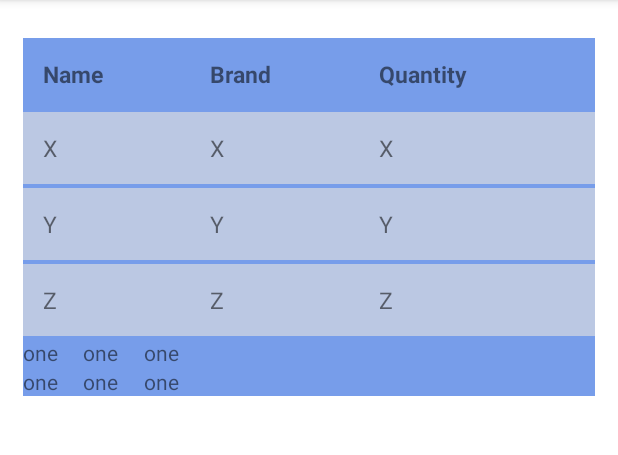
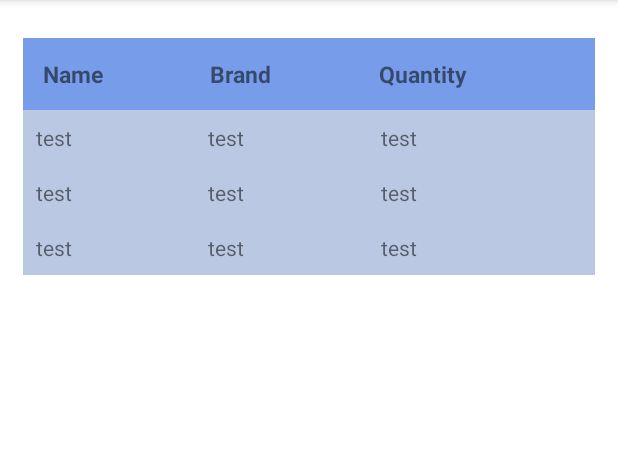
Before and after one commit to SilverRSt/CSCB763_project_F95672, an Android app: the tableContent screen opened directly, with no data from a screen before it, on a phone screen of 412 x 824 dp, the part 84-539 px from its top. Run offline under Robolectric (Android 15) with nearby library versions, the phone set to English and light mode, and no system bars.

Commit message:
table
table auto generation

```diff
--- a/app/src/main/java/com/example/projetcparts_header_navigation/tableContent.java
+++ b/app/src/main/java/com/example/projetcparts_header_navigation/tableContent.java
@@ -1,8 +1,10 @@
 package com.example.projetcparts_header_navigation;
 
 import android.content.Intent;
+import android.content.res.Resources;
 import android.database.sqlite.SQLiteDatabase;
 import android.os.Bundle;
+import android.util.Log;
 import android.view.Menu;
 import android.view.MenuInflater;
 import android.view.MenuItem;
@@ -15,33 +17,46 @@ import android.widget.Toast;
 import androidx.annotation.NonNull;
 import androidx.annotation.Nullable;
 import androidx.appcompat.app.AppCompatActivity;
+import androidx.core.content.ContextCompat;
 
 public class tableContent extends AppCompatActivity {
     private databaseHelper databaseHelper;
     private SQLiteDatabase database;
+    private final ViewGroup.LayoutParams tableRowDataParams = new TableRow.LayoutParams(ViewGroup.LayoutParams.WRAP_CONTENT, ViewGroup.LayoutParams.WRAP_CONTENT, 1);
+    private static final String TEST_DATA = "test";
 
     @Override
     protected void onCreate(@Nullable Bundle savedInstanceState) {
         super.onCreate(savedInstanceState);
         setContentView(R.layout.table_content);
+        this.databaseHelper = new databaseHelper(this);
+        //this.database = databaseHelper.getWritableDatabase();
 
-//        this.databaseHelper = new databaseHelper(this);
-//        this.database = databaseHelper.getWritableDatabase();
+        int tableSize = 0;
 
         TableLayout tableLayout = (TableLayout) findViewById(R.id.table_data);
+        this.generateRows(tableLayout, 3);
 
-        for (int i = 0; i < 2; i++) {
+    }
+
+    public void generateRows(TableLayout tableLayout, final int tableSize) {
+        for (int i = 0; i < tableSize; i++) {
             TableRow row = new TableRow(this);
+            row.setBackgroundColor(ContextCompat.getColor(this, R.color.tableContent));
+            row.setPadding(13, 13, 13, 13);
 
 
             TextView one = new TextView(this);
-            one.setText(R.string.rowDataTest);
+            one.setText(TEST_DATA);
+            one.setLayoutParams(this.tableRowDataParams);
 
             TextView two = new TextView(this);
-            two.setText(R.string.rowDataTest);
+            two.setText(TEST_DATA);
+            two.setLayoutParams(tableRowDataParams);
 
             TextView three = new TextView(this);
-            three.setText(R.string.rowDataTest);
+            three.setText(TEST_DATA);
+            three.setLayoutParams(tableRowDataParams);
 
 
             row.addView(one);
@@ -50,7 +65,6 @@ public class tableContent extends AppCompatActivity {
 
             tableLayout.addView(row, new TableLayout.LayoutParams(ViewGroup.LayoutParams.WRAP_CONTENT, ViewGroup.LayoutParams.WRAP_CONTENT));
         }
-
     }
 
     @Override
--- a/app/src/main/res/layout/table_content.xml
+++ b/app/src/main/res/layout/table_content.xml
@@ -36,82 +36,82 @@
     </TableRow>
 
 
-    <TableRow android:background="@color/tableContent"
-        android:padding="13dp"
-        android:layout_marginVertical="1dp">
-        <TextView
-            android:layout_height="wrap_content"
-            android:layout_width="wrap_content"
-            android:text="X"
-            android:layout_weight="1"
-            android:textSize="15sp">
-        </TextView>
-        <TextView
-            android:layout_height="wrap_content"
-            android:layout_width="wrap_content"
-            android:text="X"
-            android:layout_weight="1"
-            android:textSize="15sp">
-        </TextView>
-        <TextView
-            android:layout_height="wrap_content"
-            android:layout_width="wrap_content"
-            android:text="X"
-            android:layout_weight="1"
-            android:textSize="15sp">
-        </TextView>
-    </TableRow>
+<!--    <TableRow android:background="@color/tableContent"-->
+<!--        android:padding="13dp"-->
+<!--        android:layout_marginVertical="1dp">-->
+<!--        <TextView-->
+<!--            android:layout_height="wrap_content"-->
+<!--            android:layout_width="wrap_content"-->
+<!--            android:text="X"-->
+<!--            android:layout_weight="1"-->
+<!--            android:textSize="15sp">-->
+<!--        </TextView>-->
+<!--        <TextView-->
+<!--            android:layout_height="wrap_content"-->
+<!--            android:layout_width="wrap_content"-->
+<!--            android:text="X"-->
+<!--            android:layout_weight="1"-->
+<!--            android:textSize="15sp">-->
+<!--        </TextView>-->
+<!--        <TextView-->
+<!--            android:layout_height="wrap_content"-->
+<!--            android:layout_width="wrap_content"-->
+<!--            android:text="X"-->
+<!--            android:layout_weight="1"-->
+<!--            android:textSize="15sp">-->
+<!--        </TextView>-->
+<!--    </TableRow>-->
 
-    <TableRow android:background="@color/tableContent"
-        android:padding="13dp"
-        android:layout_marginVertical="1dp">
-        <TextView
-            android:layout_height="wrap_content"
-            android:layout_width="wrap_content"
-            android:text="Y"
-            android:layout_weight="1"
-            android:textSize="15sp">
-        </TextView>
-        <TextView
-            android:layout_height="wrap_content"
-            android:layout_width="wrap_content"
-            android:text="Y"
-            android:layout_weight="1"
-            android:textSize="15sp">
-        </TextView>
-        <TextView
-            android:layout_height="wrap_content"
-            android:layout_width="wrap_content"
-            android:text="Y"
-            android:layout_weight="1"
-            android:textSize="15sp">
-        </TextView>
-    </TableRow>
+<!--    <TableRow android:background="@color/tableContent"-->
+<!--        android:padding="13dp"-->
+<!--        android:layout_marginVertical="1dp">-->
+<!--        <TextView-->
+<!--            android:layout_height="wrap_content"-->
+<!--            android:layout_width="wrap_content"-->
+<!--            android:text="Y"-->
+<!--            android:layout_weight="1"-->
+<!--            android:textSize="15sp">-->
+<!--        </TextView>-->
+<!--        <TextView-->
+<!--            android:layout_height="wrap_content"-->
+<!--            android:layout_width="wrap_content"-->
+<!--            android:text="Y"-->
+<!--            android:layout_weight="1"-->
+<!--            android:textSize="15sp">-->
+<!--        </TextView>-->
+<!--        <TextView-->
+<!--            android:layout_height="wrap_content"-->
+<!--            android:layout_width="wrap_content"-->
+<!--            android:text="Y"-->
+<!--            android:layout_weight="1"-->
+<!--            android:textSize="15sp">-->
+<!--        </TextView>-->
+<!--    </TableRow>-->
 
-    <TableRow android:background="@color/tableContent"
-        android:padding="13dp"
-        android:layout_marginVertical="1dp">
-        <TextView
-            android:layout_height="wrap_content"
-            android:layout_width="wrap_content"
-            android:text="Z"
-            android:layout_weight="1"
-            android:textSize="15sp">
-        </TextView>
-        <TextView
-            android:layout_height="wrap_content"
-            android:layout_width="wrap_content"
-            android:text="Z"
-            android:layout_weight="1"
-            android:textSize="15sp">
-        </TextView><TextView
-        android:layout_height="wrap_content"
-        android:layout_width="wrap_content"
-        android:text="Z"
-        android:layout_weight="1"
-        android:textSize="15sp">
-    </TextView>
+<!--    <TableRow android:background="@color/tableContent"-->
+<!--        android:padding="13dp"-->
+<!--        android:layout_marginVertical="1dp">-->
+<!--        <TextView-->
+<!--            android:layout_height="wrap_content"-->
+<!--            android:layout_width="wrap_content"-->
+<!--            android:text="Z"-->
+<!--            android:layout_weight="1"-->
+<!--            android:textSize="15sp">-->
+<!--        </TextView>-->
+<!--        <TextView-->
+<!--            android:layout_height="wrap_content"-->
+<!--            android:layout_width="wrap_content"-->
+<!--            android:text="Z"-->
+<!--            android:layout_weight="1"-->
+<!--            android:textSize="15sp">-->
+<!--        </TextView><TextView-->
+<!--        android:layout_height="wrap_content"-->
+<!--        android:layout_width="wrap_content"-->
+<!--        android:text="Z"-->
+<!--        android:layout_weight="1"-->
+<!--        android:textSize="15sp">-->
+<!--    </TextView>-->
 
-    </TableRow>
+<!--    </TableRow>-->
 
 </TableLayout>
```
